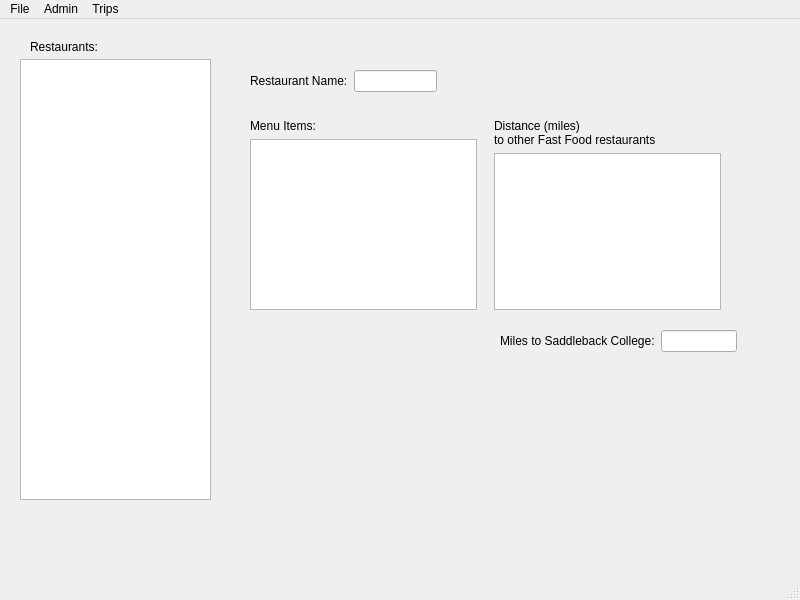
Qt form FFF_Project_1/mainwindow.ui (EPaz0/Project-1-Fast-Food-Fantasy) before a commit.
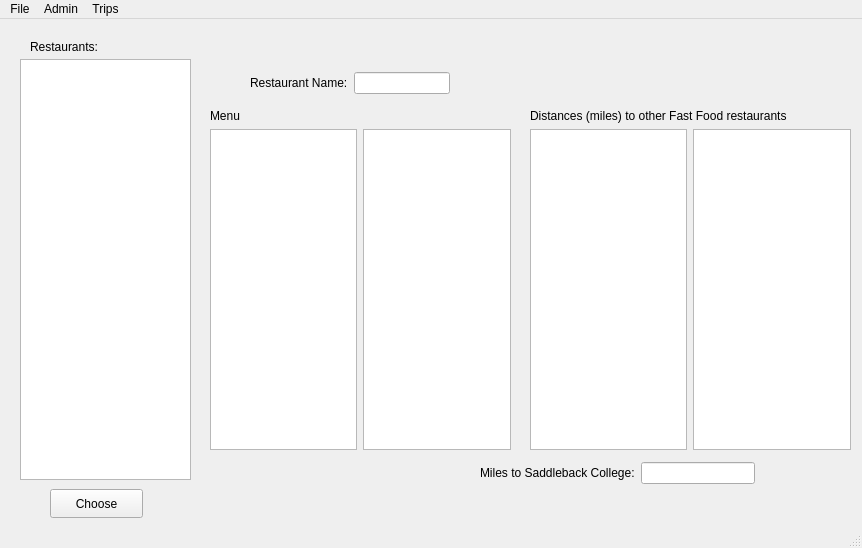
The same form after that commit.

Commit message: displayed restaurant info on main; add the plain closest 10 trips ui

What changed in the file:
```diff
--- a/FFF_Project_1/mainwindow.ui
+++ b/FFF_Project_1/mainwindow.ui
@@ -6,8 +6,8 @@
    <rect>
     <x>0</x>
     <y>0</y>
-    <width>800</width>
-    <height>600</height>
+    <width>862</width>
+    <height>548</height>
    </rect>
   </property>
   <property name="windowTitle">
@@ -19,8 +19,8 @@
      <rect>
       <x>20</x>
       <y>40</y>
-      <width>191</width>
-      <height>441</height>
+      <width>171</width>
+      <height>421</height>
      </rect>
     </property>
    </widget>
@@ -37,13 +37,13 @@
      <string>Restaurants:</string>
     </property>
    </widget>
-   <widget class="QWidget" name="">
+   <widget class="QWidget" name="layoutWidget">
     <property name="geometry">
      <rect>
       <x>250</x>
       <y>50</y>
-      <width>187</width>
-      <height>24</height>
+      <width>200</width>
+      <height>28</height>
      </rect>
     </property>
     <layout class="QHBoxLayout" name="horizontalLayout">
@@ -59,67 +59,13 @@
      </item>
     </layout>
    </widget>
-   <widget class="QWidget" name="">
+   <widget class="QWidget" name="layoutWidget">
     <property name="geometry">
      <rect>
-      <x>250</x>
-      <y>100</y>
-      <width>471</width>
-      <height>191</height>
-     </rect>
-    </property>
-    <layout class="QHBoxLayout" name="horizontalLayout_2">
-     <item>
-      <layout class="QVBoxLayout" name="verticalLayout_2">
-       <item>
-        <widget class="QLabel" name="label_3">
-         <property name="text">
-          <string>Menu Items: </string>
-         </property>
-        </widget>
-       </item>
-       <item>
-        <widget class="QListView" name="listView"/>
-       </item>
-      </layout>
-     </item>
-     <item>
-      <spacer name="horizontalSpacer">
-       <property name="orientation">
-        <enum>Qt::Horizontal</enum>
-       </property>
-       <property name="sizeHint" stdset="0">
-        <size>
-         <width>40</width>
-         <height>20</height>
-        </size>
-       </property>
-      </spacer>
-     </item>
-     <item>
-      <layout class="QVBoxLayout" name="verticalLayout">
-       <item>
-        <widget class="QLabel" name="label_4">
-         <property name="text">
-          <string>Distance (miles)
-to other Fast Food restaurants</string>
-         </property>
-        </widget>
-       </item>
-       <item>
-        <widget class="QListView" name="listView_2"/>
-       </item>
-      </layout>
-     </item>
-    </layout>
-   </widget>
-   <widget class="QWidget" name="">
-    <property name="geometry">
-     <rect>
-      <x>500</x>
-      <y>310</y>
-      <width>237</width>
-      <height>24</height>
+      <x>480</x>
+      <y>440</y>
+      <width>275</width>
+      <height>28</height>
      </rect>
     </property>
     <layout class="QHBoxLayout" name="horizontalLayout_3">
@@ -135,14 +81,85 @@
      </item>
     </layout>
    </widget>
+   <widget class="QPushButton" name="pushButton">
+    <property name="geometry">
+     <rect>
+      <x>50</x>
+      <y>470</y>
+      <width>93</width>
+      <height>29</height>
+     </rect>
+    </property>
+    <property name="text">
+     <string>Choose</string>
+    </property>
+   </widget>
+   <widget class="QWidget" name="">
+    <property name="geometry">
+     <rect>
+      <x>210</x>
+      <y>90</y>
+      <width>301</width>
+      <height>341</height>
+     </rect>
+    </property>
+    <layout class="QVBoxLayout" name="verticalLayout">
+     <item>
+      <widget class="QLabel" name="label_3">
+       <property name="text">
+        <string>Menu</string>
+       </property>
+      </widget>
+     </item>
+     <item>
+      <layout class="QHBoxLayout" name="horizontalLayout_4">
+       <item>
+        <widget class="QListWidget" name="listWidget_item"/>
+       </item>
+       <item>
+        <widget class="QListWidget" name="listWidget_price"/>
+       </item>
+      </layout>
+     </item>
+    </layout>
+   </widget>
+   <widget class="QWidget" name="">
+    <property name="geometry">
+     <rect>
+      <x>530</x>
+      <y>90</y>
+      <width>321</width>
+      <height>341</height>
+     </rect>
+    </property>
+    <layout class="QVBoxLayout" name="verticalLayout_2">
+     <item>
+      <widget class="QLabel" name="label_4">
+       <property name="text">
+        <string>Distances (miles) to other Fast Food restaurants</string>
+       </property>
+      </widget>
+     </item>
+     <item>
+      <layout class="QHBoxLayout" name="horizontalLayout_5">
+       <item>
+        <widget class="QListWidget" name="listWidget_name"/>
+       </item>
+       <item>
+        <widget class="QListWidget" name="listWidget_distance"/>
+       </item>
+      </layout>
+     </item>
+    </layout>
+   </widget>
   </widget>
   <widget class="QMenuBar" name="menubar">
    <property name="geometry">
     <rect>
      <x>0</x>
      <y>0</y>
-     <width>800</width>
-     <height>21</height>
+     <width>862</width>
+     <height>26</height>
     </rect>
    </property>
    <widget class="QMenu" name="menuFile">
```
Left out of the diff: 4 changed lines with no effect on the pictures. The commit also changes 35 other files.
